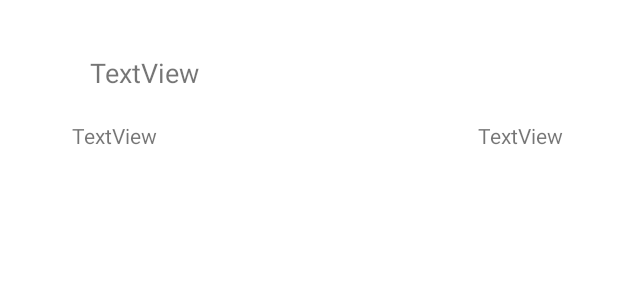
After one commit to chifgeri/coinwatcher, an Android app: the layout list_item.xml on its own in the app's theme, with its tools: preview values and no code run, on a phone screen of 412 x 824 dp. The commit adds this screen. Shown: the top 300 px of the screen. Run offline under Robolectric (Android 15) with nearby library versions, the phone set to English and light mode, and no system bars.

```diff
--- a/app/build.gradle
+++ b/app/build.gradle
@@ -43,6 +43,7 @@ dependencies {
     implementation 'androidx.appcompat:appcompat:1.2.0'
     implementation 'com.google.android.material:material:1.3.0'
     implementation 'androidx.constraintlayout:constraintlayout:2.0.4'
+    implementation 'androidx.lifecycle:lifecycle-livedata-ktx:2.3.1'
     testImplementation 'junit:junit:4.+'
     androidTestImplementation 'androidx.test.ext:junit:1.1.2'
     androidTestImplementation 'androidx.test.espresso:espresso-core:3.3.0'
--- a/app/src/main/res/layout/activity_currency_list.xml
+++ b/app/src/main/res/layout/activity_currency_list.xml
@@ -6,4 +6,10 @@
     android:layout_height="match_parent"
     tools:context=".views.CurrencyListActivity">
 
+    <androidx.recyclerview.widget.RecyclerView
+        android:id="@+id/rvList"
+        android:layout_width="match_parent"
+        android:layout_height="match_parent"
+        tools:layout_editor_absoluteX="131dp"
+        tools:layout_editor_absoluteY="174dp" />
 </androidx.constraintlayout.widget.ConstraintLayout>
--- /dev/null
+++ b/app/src/main/res/layout/list_item.xml
@@ -0,0 +1,44 @@
+<?xml version="1.0" encoding="utf-8"?>
+<androidx.constraintlayout.widget.ConstraintLayout xmlns:android="http://schemas.android.com/apk/res/android"
+    xmlns:app="http://schemas.android.com/apk/res-auto"
+    xmlns:tools="http://schemas.android.com/tools"
+    android:layout_width="match_parent"
+    android:layout_height="match_parent">
+
+    <TextView
+        android:id="@+id/pairName"
+        android:layout_width="wrap_content"
+        android:layout_height="wrap_content"
+        android:layout_marginStart="60dp"
+        android:layout_marginLeft="60dp"
+        android:layout_marginTop="36dp"
+        android:text="TextView"
+        android:textSize="18sp"
+        app:layout_constraintStart_toStartOf="parent"
+        app:layout_constraintTop_toTopOf="parent" />
+
+    <TextView
+        android:id="@+id/textView3"
+        android:layout_width="wrap_content"
+        android:layout_height="wrap_content"
+        android:layout_marginStart="48dp"
+        android:layout_marginLeft="48dp"
+        android:layout_marginTop="20dp"
+        android:text="TextView"
+        android:textSize="14sp"
+        app:layout_constraintStart_toStartOf="parent"
+        app:layout_constraintTop_toBottomOf="@+id/pairName" />
+
+    <TextView
+        android:id="@+id/textPrice"
+        android:layout_width="wrap_content"
+        android:layout_height="wrap_content"
+        android:layout_marginStart="212dp"
+        android:layout_marginLeft="212dp"
+        android:text="TextView"
+        android:textSize="14sp"
+        app:layout_constraintEnd_toEndOf="parent"
+        app:layout_constraintHorizontal_bias="0.048"
+        app:layout_constraintStart_toEndOf="@+id/textView3"
+        app:layout_constraintTop_toTopOf="@+id/textView3" />
+</androidx.constraintlayout.widget.ConstraintLayout>
```
Also changed, not shown: app/src/main/java/com/xd4bhs/coinwatcher/data/interactors/currencies/CurrenciesInteractor.kt (+24 -8 lines), app/src/main/java/com/xd4bhs/coinwatcher/viewmodels/CurrencyPairListViewModel.kt (+32 -1 lines), app/src/main/java/com/xd4bhs/coinwatcher/viewmodels/adapters/CurrencyRecyclerViewAdapter.kt (added, +39 -0 lines), app/src/main/java/com/xd4bhs/coinwatcher/views/CurrencyListActivity.kt (+21 -42 lines).
